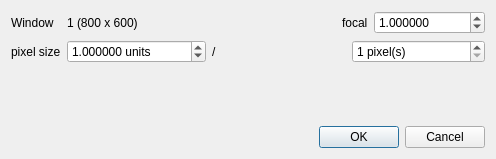
Qt form qCC/ui_templates/adjustZoomDlg.ui (CloudCompare/CloudCompare) before a commit.
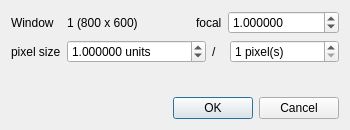
The same form after that commit.

Commit message: Make the 'Adjust zoom' dialog nicer

```diff
--- a/qCC/ui_templates/adjustZoomDlg.ui
+++ b/qCC/ui_templates/adjustZoomDlg.ui
@@ -6,8 +6,8 @@
    <rect>
     <x>0</x>
     <y>0</y>
-    <width>496</width>
-    <height>159</height>
+    <width>350</width>
+    <height>130</height>
    </rect>
   </property>
   <property name="windowTitle">
```
